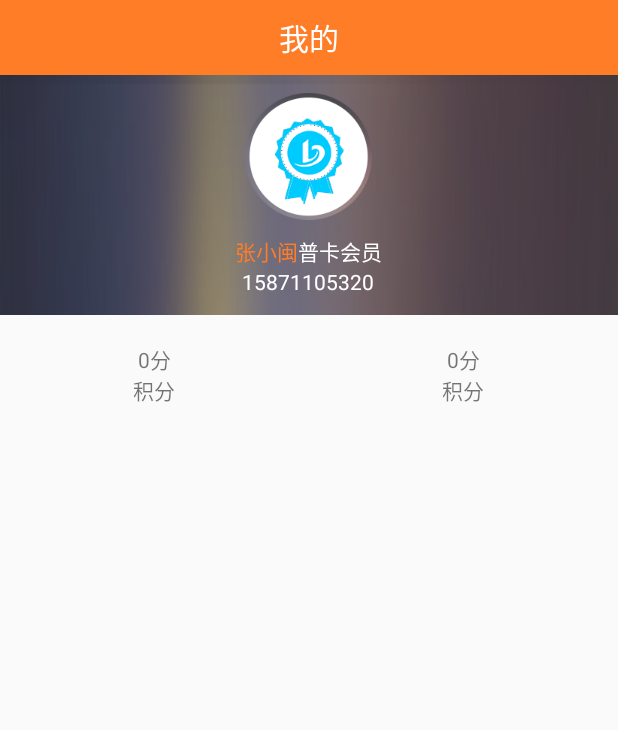
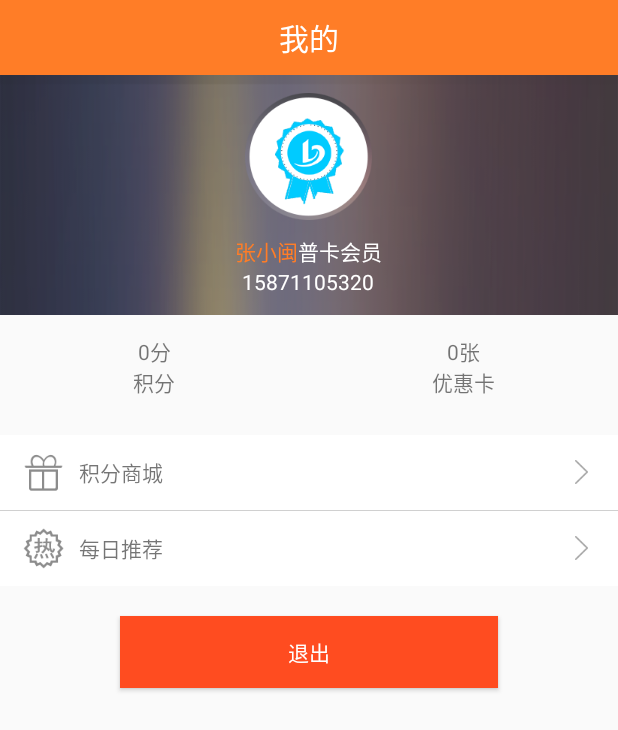
Before and after one commit to aitonjiaotong/AiTon_BaMin_Everything_2016-3-2am, an Android app: the layout fragment_mine_everything.xml on its own in the app's theme, with its tools: preview values and no code run, on a phone screen of 412 x 824 dp. Shown: the top 730 px of the screen. Run offline under Robolectric (Android 15) with nearby library versions, the phone set to English and light mode, and no system bars.

Commit message:
2016年3月1日13:45:30

```diff
--- a/八闽出行/src/main/AndroidManifest.xml
+++ b/八闽出行/src/main/AndroidManifest.xml
@@ -116,11 +116,6 @@
         <activity
             android:name=".WelcomeActivity"
             android:label="@string/title_activity_welcome" >
-            <intent-filter>
-                <action android:name="android.intent.action.MAIN" />
-
-                <category android:name="android.intent.category.LAUNCHER" />
-            </intent-filter>
         </activity>
         <activity
             android:name=".GuideActivity"
@@ -137,6 +132,11 @@
         <activity
             android:name=".EverytingActivity"
             android:label="@string/title_activity_everyting" >
+            <intent-filter>
+                <action android:name="android.intent.action.MAIN" />
+
+                <category android:name="android.intent.category.LAUNCHER" />
+            </intent-filter>
         </activity>
     </application>
 
--- a/八闽出行/src/main/java/com/example/zjb/bamin/everything_fragment/MainEverytingFragment.java
+++ b/八闽出行/src/main/java/com/example/zjb/bamin/everything_fragment/MainEverytingFragment.java
@@ -2,7 +2,7 @@ package com.example.zjb.bamin.everything_fragment;
 
 
 import android.os.Bundle;
-import android.app.Fragment;
+import android.support.v4.app.Fragment;
 import android.view.LayoutInflater;
 import android.view.View;
 import android.view.ViewGroup;
--- a/八闽出行/src/main/java/com/example/zjb/bamin/everything_fragment/MineEverythingFragment.java
+++ b/八闽出行/src/main/java/com/example/zjb/bamin/everything_fragment/MineEverythingFragment.java
@@ -2,7 +2,7 @@ package com.example.zjb.bamin.everything_fragment;
 
 
 import android.os.Bundle;
-import android.app.Fragment;
+import android.support.v4.app.Fragment;
 import android.view.LayoutInflater;
 import android.view.View;
 import android.view.ViewGroup;
--- a/八闽出行/src/main/java/com/example/zjb/bamin/everything_fragment/OrderEverythingFragment.java
+++ b/八闽出行/src/main/java/com/example/zjb/bamin/everything_fragment/OrderEverythingFragment.java
@@ -1,7 +1,7 @@
 package com.example.zjb.bamin.everything_fragment;
 
-import android.app.Fragment;
 import android.os.Bundle;
+import android.support.v4.app.Fragment;
 import android.view.LayoutInflater;
 import android.view.View;
 import android.view.ViewGroup;
--- a/八闽出行/src/main/res/layout/fragment_mine_everything.xml
+++ b/八闽出行/src/main/res/layout/fragment_mine_everything.xml
@@ -87,7 +87,7 @@
     <LinearLayout
         android:orientation="horizontal"
         android:layout_width="match_parent"
-        android:layout_height="80dp"
+        android:layout_height="70dp"
         android:layout_gravity="center_horizontal">
 
         <TextView
@@ -103,8 +103,111 @@
             android:gravity="center"
             android:layout_width="match_parent"
             android:layout_height="match_parent"
-            android:text="0分\n积分"
+            android:text="0张\n优惠卡"
             android:id="@+id/textView21"/>
 
     </LinearLayout>
+
+    <LinearLayout
+        android:layout_marginTop="10dp"
+        android:background="@color/white"
+        android:orientation="vertical"
+        android:layout_width="match_parent"
+        android:layout_height="wrap_content">
+
+        <RelativeLayout
+            android:layout_width="match_parent"
+            android:layout_height="50dp">
+
+            <ImageView
+                android:src="@mipmap/ic_me_coupon"
+                android:layout_width="wrap_content"
+                android:layout_height="wrap_content"
+                android:id="@+id/imageView18"
+                android:layout_centerVertical="true"
+                android:layout_alignParentLeft="true"
+                android:layout_alignParentStart="true"
+                android:layout_marginLeft="15dp"
+                android:layout_marginStart="21dp"/>
+
+            <TextView
+                android:layout_width="wrap_content"
+                android:layout_height="wrap_content"
+                android:text="积分商城"
+                android:id="@+id/textView22"
+                android:layout_centerVertical="true"
+                android:layout_toRightOf="@+id/imageView18"
+                android:layout_toEndOf="@+id/imageView18"
+                android:layout_marginLeft="10dp"
+                android:layout_marginStart="12dp"/>
+
+            <ImageView
+                android:src="@mipmap/ic_me_arrow_right_gray"
+                android:layout_width="wrap_content"
+                android:layout_height="wrap_content"
+                android:id="@+id/imageView19"
+                android:layout_centerVertical="true"
+                android:layout_alignParentRight="true"
+                android:layout_alignParentEnd="true"
+                android:layout_marginRight="20dp"
+                android:layout_marginEnd="20dp"/>
+        </RelativeLayout>
+
+        <RelativeLayout
+            android:background="@color/line_gray"
+            android:layout_width="match_parent"
+            android:layout_height="@dimen/line_width">
+        </RelativeLayout>
+
+        <RelativeLayout
+            android:layout_width="match_parent"
+            android:layout_height="50dp">
+
+            <ImageView
+                android:src="@mipmap/ic_me_driver"
+                android:layout_width="wrap_content"
+                android:layout_height="wrap_content"
+                android:id="@+id/imageView20"
+                android:layout_centerVertical="true"
+                android:layout_alignParentLeft="true"
+                android:layout_alignParentStart="true"
+                android:layout_marginLeft="15dp"
+                android:layout_marginStart="21dp"/>
+
+            <TextView
+                android:layout_width="wrap_content"
+                android:layout_height="wrap_content"
+                android:text="每日推荐"
+                android:id="@+id/textView23"
+                android:layout_centerVertical="true"
+                android:layout_toRightOf="@+id/imageView20"
+                android:layout_toEndOf="@+id/imageView20"
+                android:layout_marginLeft="10dp"
+                android:layout_marginStart="12dp"/>
+
+            <ImageView
+                android:src="@mipmap/ic_me_arrow_right_gray"
+                android:layout_width="wrap_content"
+                android:layout_height="wrap_content"
+                android:id="@+id/imageView21"
+                android:layout_centerVertical="true"
+                android:layout_alignParentRight="true"
+                android:layout_alignParentEnd="true"
+                android:layout_marginRight="20dp"
+                android:layout_marginEnd="20dp"/>
+        </RelativeLayout>
+
+    </LinearLayout>
+
+    <Button
+        android:background="#ff4c20"
+        android:layout_marginTop="20dp"
+        android:layout_marginLeft="80dp"
+        android:layout_marginRight="80dp"
+        android:layout_width="match_parent"
+        android:layout_height="wrap_content"
+        android:text="退出"
+        android:textColor="@color/white"
+        android:id="@+id/button"
+        android:layout_gravity="center_horizontal"/>
 </LinearLayout>
--- a/八闽出行/src/main/res/layout/fragment_order_everything.xml
+++ b/八闽出行/src/main/res/layout/fragment_order_everything.xml
@@ -1,13 +1,27 @@
-<FrameLayout xmlns:android="http://schemas.android.com/apk/res/android"
-             xmlns:tools="http://schemas.android.com/tools"
-             android:layout_width="match_parent"
-             android:layout_height="match_parent"
-             tools:context="com.example.zjb.bamin.everything_fragment.OrderEverythingFragment">
+<LinearLayout xmlns:android="http://schemas.android.com/apk/res/android"
+              xmlns:tools="http://schemas.android.com/tools"
+              android:layout_width="match_parent"
+              android:layout_height="match_parent"
+              android:orientation="vertical"
+              tools:context="com.example.zjb.bamin.everything_fragment.OrderEverythingFragment">
 
-    <!-- TODO: Update blank fragment layout -->
-    <TextView
+
+    <RelativeLayout
+        android:background="@color/title_bar"
         android:layout_width="match_parent"
-        android:layout_height="match_parent"
-        android:text="@string/hello_blank_fragment"/>
+        android:layout_height="50dp"
+        android:layout_alignParentTop="true"
+        android:layout_centerHorizontal="true"
+        android:id="@+id/relativeLayout14"
+        android:layout_gravity="center_horizontal">
 
-</FrameLayout>
+        <TextView
+            style="@style/title_bar_text_style"
+            android:layout_width="wrap_content"
+            android:layout_height="wrap_content"
+            android:text="全部订单"
+            android:id="@+id/textView45"
+            android:layout_centerVertical="true"
+            android:layout_centerHorizontal="true"/>
+    </RelativeLayout>
+</LinearLayout>
```
Also changed, not shown: 八闽出行/src/main/res/mipmap-xhdpi/ic_me_driver.png (added).
